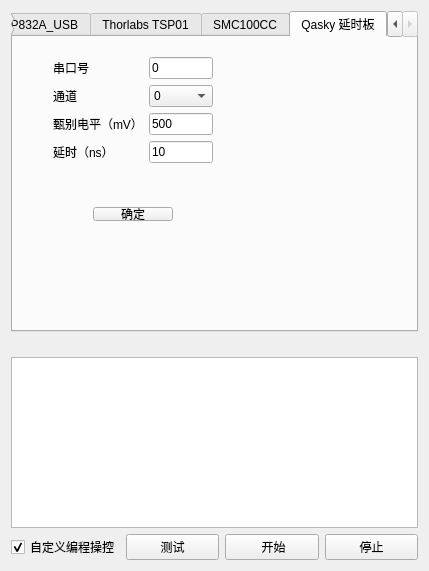
This is ui/externalapplicationswidget.ui in WhiteChimney/TDC-counter as Qt 5 draws it before an edit. The edited form follows.
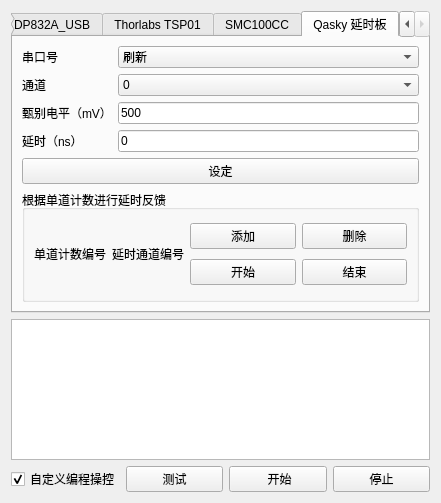
This is the edited form.

Commit message: 完善延时反馈功能

```diff
--- a/ui/externalapplicationswidget.ui
+++ b/ui/externalapplicationswidget.ui
@@ -6,8 +6,8 @@
    <rect>
     <x>0</x>
     <y>0</y>
-    <width>429</width>
-    <height>571</height>
+    <width>441</width>
+    <height>503</height>
    </rect>
   </property>
   <property name="windowTitle">
@@ -575,15 +575,8 @@
       <attribute name="title">
        <string>Qasky 延时板</string>
       </attribute>
-      <widget class="QWidget" name="formLayoutWidget">
-       <property name="geometry">
-        <rect>
-         <x>40</x>
-         <y>20</y>
-         <width>160</width>
-         <height>108</height>
-        </rect>
-       </property>
+      <layout class="QVBoxLayout" name="verticalLayout_5">
+       <item>
        <layout class="QFormLayout" name="formLayout_2">
         <item row="1" column="0">
          <widget class="QLabel" name="label_19">
@@ -660,7 +653,7 @@
         <item row="3" column="1">
          <widget class="QLineEdit" name="textDelayboardDelay">
           <property name="text">
-           <string>10</string>
+            <string>0</string>
           </property>
          </widget>
         </item>
@@ -672,27 +665,79 @@
          </widget>
         </item>
         <item row="0" column="1">
-         <widget class="QLineEdit" name="textDelayboardSp">
+          <widget class="QComboBox" name="comboDelayboardSpList">
+           <item>
           <property name="text">
-           <string>0</string>
-          </property>
-         </widget>
-        </item>
-       </layout>
-      </widget>
+             <string>刷新</string>
+            </property>
+           </item>
+          </widget>
+         </item>
+         <item row="4" column="0" colspan="2">
       <widget class="QPushButton" name="buttonSetDelay">
-       <property name="geometry">
-        <rect>
-         <x>80</x>
-         <y>170</y>
-         <width>80</width>
-         <height>14</height>
-        </rect>
-       </property>
+           <property name="text">
+            <string>设定</string>
+           </property>
+          </widget>
+         </item>
+        </layout>
+       </item>
+       <item>
+        <widget class="QGroupBox" name="groupBox">
+         <property name="title">
+          <string>根据单道计数进行延时反馈</string>
+         </property>
+         <layout class="QGridLayout" name="gridLayout_3">
+          <item row="0" column="0" rowspan="2">
+           <layout class="QGridLayout" name="layoutDelayFeedback">
+            <item row="0" column="0">
+             <widget class="QLabel" name="label_23">
        <property name="text">
-        <string>确定</string>
-       </property>
-      </widget>
+               <string>单道计数编号</string>
+              </property>
+             </widget>
+            </item>
+            <item row="0" column="1">
+             <widget class="QLabel" name="label_24">
+              <property name="text">
+               <string>延时通道编号</string>
+              </property>
+             </widget>
+            </item>
+           </layout>
+          </item>
+          <item row="0" column="1">
+           <widget class="QPushButton" name="buttonDelayFeedbackAdd">
+            <property name="text">
+             <string>添加</string>
+            </property>
+           </widget>
+          </item>
+          <item row="0" column="2">
+           <widget class="QPushButton" name="buttonDelayFeedbackRemove">
+            <property name="text">
+             <string>删除</string>
+            </property>
+           </widget>
+          </item>
+          <item row="1" column="1">
+           <widget class="QPushButton" name="buttonDelayFeedbackStart">
+            <property name="text">
+             <string>开始</string>
+            </property>
+           </widget>
+          </item>
+          <item row="1" column="2">
+           <widget class="QPushButton" name="buttonDelayFeedbackStop">
+            <property name="text">
+             <string>结束</string>
+            </property>
+           </widget>
+          </item>
+         </layout>
+        </widget>
+       </item>
+      </layout>
      </widget>
     </widget>
    </item>
```
Lines whose indentation alone changed are shown as unchanged. The commit also changes 6 other files.
